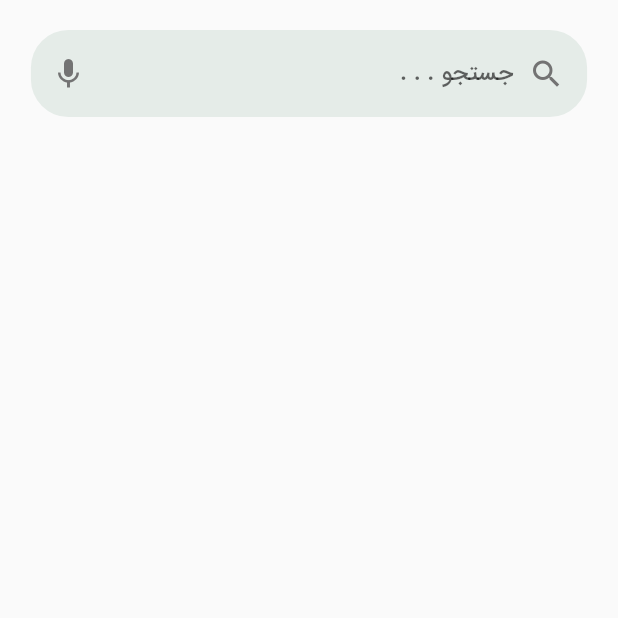
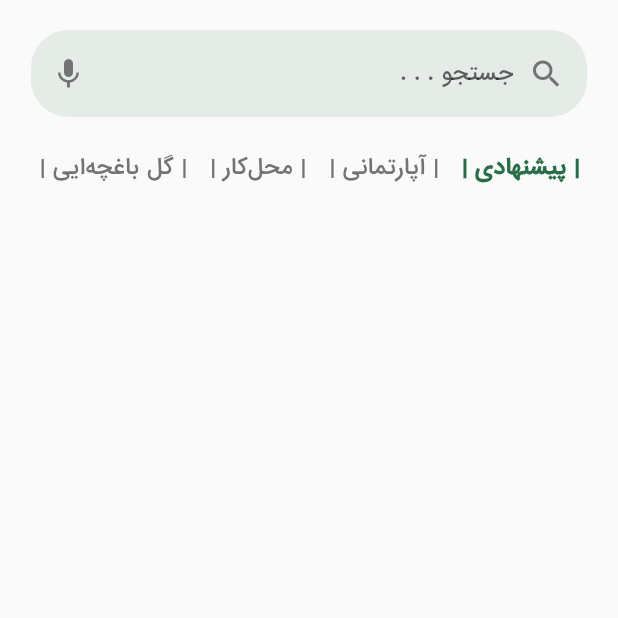
Before and after one commit to Ayminjf/plant-shop, a Flutter app: the HomeScreen screen opened directly, on a phone screen of 412 x 824 dp, the top half of it. Run offline on Flutter 3.47's test engine with Material 2 defaults, Android fonts, the phone set to English and light mode, and no system bars; our stand-ins replace animated_bottom_navigation_bar, page_transition.

Commit message:
feat(home-screen): add plants category listview

```diff
--- a/lib/screens/home_screen.dart
+++ b/lib/screens/home_screen.dart
@@ -9,6 +9,16 @@ class HomeScreen extends StatefulWidget {
 }
 
 class _HomeScreenState extends State<HomeScreen> {
+  int selectedIndex = 0;
+
+  List<String> plantsCategory = [
+    '| پیشنهادی |',
+    '| آپارتمانی |',
+    '| محل‌کار |',
+    '| گل باغچه‌ایی |',
+    '| گل سمی |',
+  ];
+
   @override
   Widget build(BuildContext context) {
     Size size = MediaQuery.of(context).size;
@@ -68,6 +78,43 @@ class _HomeScreenState extends State<HomeScreen> {
                   ),
                 ),
               ),
+            ),
+            Container(
+              height: 70,
+              width: size.width,
+              padding: const EdgeInsets.symmetric(horizontal: 18, vertical: 14),
+              child: ListView.builder(
+                scrollDirection: Axis.horizontal,
+                reverse: true,
+                itemCount: plantsCategory.length,
+                itemBuilder: (context, index) {
+                  return Padding(
+                    padding: const EdgeInsets.all(8.0),
+                    child: InkWell(
+                      splashColor: Constants.primaryColor.withOpacity(0.2),
+                      splashFactory: InkRipple.splashFactory,
+                      onTap: () {
+                        setState(() {
+                          selectedIndex = index;
+                        });
+                      },
+                      child: Text(
+                        plantsCategory[index],
+                        style: TextStyle(
+                          fontFamily: "iranSans",
+                          fontSize: 14,
+                          fontWeight: selectedIndex == index
+                              ? FontWeight.bold
+                              : FontWeight.normal,
+                          color: selectedIndex == index
+                              ? Constants.primaryColor
+                              : Constants.greyColor,
+                        ),
+                      ),
+                    ),
+                  );
+                },
+              ),
             )
           ],
         ),
```
